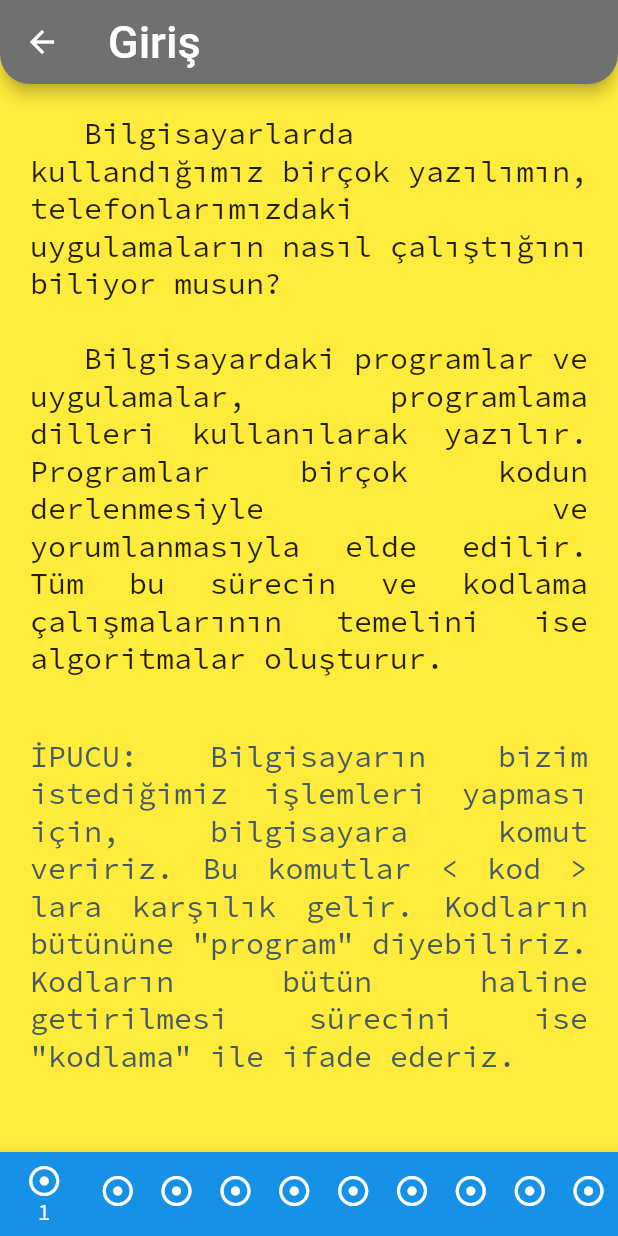
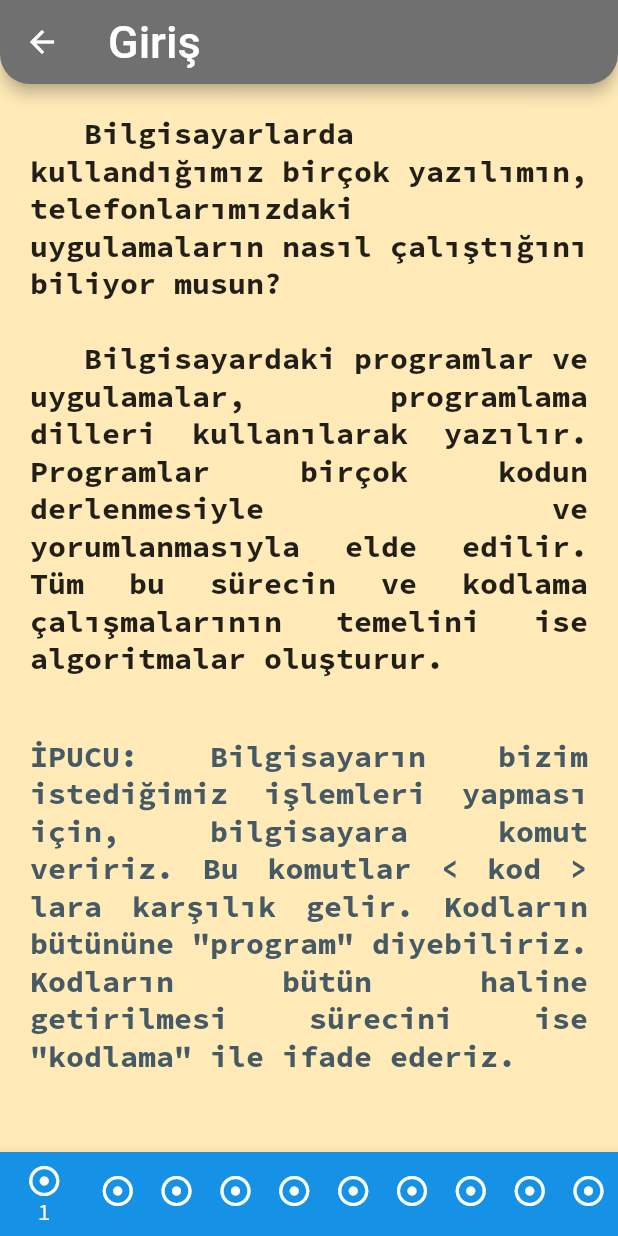
Before and after one commit to cagdaskasif/Python_Ogreniyorum, a Flutter app: the MyApp1 screen opened directly, on a phone screen of 412 x 824 dp. Run offline on Flutter 3.47's test engine with Material 2 defaults, Android fonts, the phone set to English and light mode, and no system bars; our stand-ins replace firebase_auth, google_fonts; accounts and stored records are empty.

Commit message:
arkaplan renk değiştirildi

```diff
--- a/lib/dersler/anasayfa/derslerkosulkararmain.dart
+++ b/lib/dersler/bolumler_main/giris_main.dart
@@ -1,45 +1,43 @@
 import 'package:flutter/material.dart';
-import '../kosul/kosul1.dart';
-import '../kosul/kosul2.dart';
-import '../kosul/kosul3.dart';
-import '../kosul/kosul4.dart';
-import '../kosul/kosul5.dart';
-import '../kosul/kosul6.dart';
-import '../kosul/kosul7.dart';
-import '../kosul/kosul8.dart';
-import '../kosul/kosul9.dart';
-import '../kosul/kosul10.dart';
+import '../giris/giris1.dart';
+import '../giris/giris2.dart';
+import '../giris/giris3.dart';
+import '../giris/giris4.dart';
+import '../giris/giris5.dart';
+import '../giris/giris6.dart';
+import '../giris/giris7.dart';
+import '../giris/giris8.dart';
+import '../giris/giris9.dart';
+import '../giris/giris10.dart';
 
-class MyApp4 extends StatefulWidget {
+class MyApp1 extends StatefulWidget {
   @override
-  State<StatefulWidget> createState() {
-    return MyApp4State();
-  }
+  State<StatefulWidget> createState() => MyApp1State();
 }
 
-class MyApp4State extends State<MyApp4> {
+class MyApp1State extends State<MyApp1> {
   int selectedPage = 0;
   final _pageOptions = [
-    kosul1(),
-    kosul2(),
-    kosul3(),
-    kosul4(),
-    kosul5(),
-    kosul6(),
-    kosul7(),
-    kosul8(),
-    kosul9(),
-    kosul10()
+    giris1(),
+    giris2(),
+    giris3(),
+    giris4(),
+    giris5(),
+    giris6(),
+    giris7(),
+    giris8(),
+    giris9(),
+    giris10(),
   ];
 
   @override
   Widget build(BuildContext context) {
     return Scaffold(
-      backgroundColor: Color.fromARGB(255, 255, 235, 59),
+      backgroundColor: Color.fromARGB(255, 255, 234, 184),
       appBar: AppBar(
         title: Text(
-          ("Koşul Karar Yapıları"),
-          style: TextStyle(fontSize: 30),
+          ("Giriş"),
+          style: TextStyle(fontSize: 30,),
         ),
         shape: RoundedRectangleBorder(
           borderRadius: BorderRadius.vertical(
--- a/lib/dersler/anasayfa/derslergirismain.dart
+++ b/lib/dersler/bolumler_main/kosulkarar_main.dart
@@ -1,33 +1,35 @@
 import 'package:flutter/material.dart';
-import '../giris/giris1.dart';
-import '../giris/giris2.dart';
-import '../giris/giris3.dart';
-import '../giris/giris4.dart';
-import '../giris/giris5.dart';
-import '../giris/giris6.dart';
-import '../giris/giris7.dart';
-import '../giris/giris8.dart';
-import '../giris/giris9.dart';
-import '../giris/giris10.dart';
+import '../kosul/kosul1.dart';
+import '../kosul/kosul2.dart';
+import '../kosul/kosul3.dart';
+import '../kosul/kosul4.dart';
+import '../kosul/kosul5.dart';
+import '../kosul/kosul6.dart';
+import '../kosul/kosul7.dart';
+import '../kosul/kosul8.dart';
+import '../kosul/kosul9.dart';
+import '../kosul/kosul10.dart';
 
-class MyApp1 extends StatefulWidget {
+class MyApp4 extends StatefulWidget {
   @override
-  State<StatefulWidget> createState() => MyApp1State();
+  State<StatefulWidget> createState() {
+    return MyApp4State();
+  }
 }
 
-class MyApp1State extends State<MyApp1> {
+class MyApp4State extends State<MyApp4> {
   int selectedPage = 0;
   final _pageOptions = [
-    giris1(),
-    giris2(),
-    giris3(),
-    giris4(),
-    giris5(),
-    giris6(),
-    giris7(),
-    giris8(),
-    giris9(),
-    giris10(),
+    kosul1(),
+    kosul2(),
+    kosul3(),
+    kosul4(),
+    kosul5(),
+    kosul6(),
+    kosul7(),
+    kosul8(),
+    kosul9(),
+    kosul10()
   ];
 
   @override
@@ -36,7 +38,7 @@ class MyApp1State extends State<MyApp1> {
       backgroundColor: Color.fromARGB(255, 255, 235, 59),
       appBar: AppBar(
         title: Text(
-          ("Giriş"),
+          ("Koşul Karar Yapıları"),
           style: TextStyle(fontSize: 30),
         ),
         shape: RoundedRectangleBorder(
--- a/lib/dersler/giris/giris1.dart
+++ b/lib/dersler/giris/giris1.dart
@@ -3,9 +3,7 @@ import 'package:flutter/material.dart';
 class giris1 extends StatelessWidget {
   @override
   Widget build(BuildContext context) {
-    return Scaffold(
-      backgroundColor: Color.fromARGB(255, 255, 235, 59),
-      body: SingleChildScrollView(
+    return SingleChildScrollView(
       child: Column(
         children: <Widget>[
           Container(
@@ -16,7 +14,7 @@ class giris1 extends StatelessWidget {
               '   Bilgisayardaki programlar ve uygulamalar, programlama dilleri kullanılarak yazılır. '
               'Programlar birçok kodun derlenmesiyle ve yorumlanmasıyla elde edilir. '
               'Tüm bu sürecin ve kodlama çalışmalarının temelini ise algoritmalar oluşturur.',
-                //style: TextStyle(fontSize: 24),
+              style: TextStyle(fontWeight: FontWeight.bold),
               textAlign: TextAlign.justify,
             ),
           ),
@@ -28,14 +26,12 @@ class giris1 extends StatelessWidget {
               'Kodların bütününe "program" diyebiliriz. Kodların bütün haline getirilmesi '
               'sürecini ise "kodlama" ile ifade ederiz.',
               style: TextStyle(
-                  color: Colors.blueGrey.shade700,
-                ),
+                  color: Colors.blueGrey.shade700, fontWeight: FontWeight.bold),
               textAlign: TextAlign.justify,
             ),
           ),
         ],
       ),
-      ),
     );
   }
 }
--- a/lib/dersler/giris/giris10.dart
+++ b/lib/dersler/giris/giris10.dart
@@ -3,9 +3,7 @@ import 'package:flutter/material.dart';
 class giris10 extends StatelessWidget {
   @override
   Widget build(BuildContext context) {
-    return Scaffold(
-      backgroundColor: Color.fromARGB(255, 255, 235, 59),
-      body: SingleChildScrollView(
+    return SingleChildScrollView(
       child: Column(
         children: <Widget>[
           Container(
@@ -56,7 +54,6 @@ class giris10 extends StatelessWidget {
           ),
         ],
       ),
-      ),
     );
   }
 }
--- a/lib/dersler/giris/giris3.dart
+++ b/lib/dersler/giris/giris3.dart
@@ -3,9 +3,7 @@ import 'package:flutter/material.dart';
 class giris3 extends StatelessWidget {
   @override
   Widget build(BuildContext context) {
-    return Scaffold(
-      backgroundColor: Color.fromARGB(255, 255, 235, 59),
-      body: SingleChildScrollView(
+    return SingleChildScrollView(
       child: Column(
         children: <Widget>[
           Container(
@@ -32,7 +30,6 @@ class giris3 extends StatelessWidget {
           ),
         ],
       ),
-      ),
     );
   }
 }
--- a/lib/dersler/giris/giris4.dart
+++ b/lib/dersler/giris/giris4.dart
@@ -3,9 +3,7 @@ import 'package:flutter/material.dart';
 class giris4 extends StatelessWidget {
   @override
   Widget build(BuildContext context) {
-    return Scaffold(
-      backgroundColor: Color.fromARGB(255, 255, 235, 59),
-      body: SingleChildScrollView(
+    return SingleChildScrollView(
       child: Column(
         crossAxisAlignment: CrossAxisAlignment.start,
         children: <Widget>[
@@ -42,7 +40,6 @@ class giris4 extends StatelessWidget {
           ),
         ],
       ),
-      ),
     );
   }
 }
--- a/lib/dersler/giris/giris5.dart
+++ b/lib/dersler/giris/giris5.dart
@@ -3,9 +3,7 @@ import 'package:flutter/material.dart';
 class giris5 extends StatelessWidget {
   @override
   Widget build(BuildContext context) {
-    return Scaffold(
-      backgroundColor: Color.fromARGB(255, 255, 235, 59),
-      body: SingleChildScrollView(
+    return SingleChildScrollView(
       child: Column(
         crossAxisAlignment: CrossAxisAlignment.start,
         children: <Widget>[
@@ -47,7 +45,6 @@ class giris5 extends StatelessWidget {
           ),
         ],
       ),
-      ),
     );
   }
 }
--- a/lib/dersler/giris/giris6.dart
+++ b/lib/dersler/giris/giris6.dart
@@ -3,9 +3,7 @@ import 'package:flutter/material.dart';
 class giris6 extends StatelessWidget {
   @override
   Widget build(BuildContext context) {
-    return Scaffold(
-      backgroundColor: Color.fromARGB(255, 255, 235, 59),
-      body: SingleChildScrollView(
+    return SingleChildScrollView(
       child: Column(
         children: <Widget>[
           Container(
@@ -41,7 +39,6 @@ class giris6 extends StatelessWidget {
           ),
         ],
       ),
-      ),
     );
   }
 }
--- a/lib/dersler/giris/giris7.dart
+++ b/lib/dersler/giris/giris7.dart
@@ -3,9 +3,7 @@ import 'package:flutter/material.dart';
 class giris7 extends StatelessWidget {
   @override
   Widget build(BuildContext context) {
-    return Scaffold(
-      backgroundColor: Color.fromARGB(255, 255, 235, 59),
-      body: SingleChildScrollView(
+    return SingleChildScrollView(
       child: Column(
         children: <Widget>[
           Container(
@@ -50,7 +48,6 @@ class giris7 extends StatelessWidget {
           ),
         ],
       ),
-      ),
     );
   }
 }
--- a/lib/dersler/giris/giris8.dart
+++ b/lib/dersler/giris/giris8.dart
@@ -3,9 +3,7 @@ import 'package:flutter/material.dart';
 class giris8 extends StatelessWidget {
   @override
   Widget build(BuildContext context) {
-    return Scaffold(
-      backgroundColor: Color.fromARGB(255, 255, 235, 59),
-      body: SingleChildScrollView(
+    return SingleChildScrollView(
       child: Column(
         children: <Widget>[
           Container(
@@ -34,7 +32,6 @@ class giris8 extends StatelessWidget {
           ),
         ],
       ),
-      ),
     );
   }
 }
--- a/lib/dersler/giris/giris9.dart
+++ b/lib/dersler/giris/giris9.dart
@@ -3,9 +3,7 @@ import 'package:flutter/material.dart';
 class giris9 extends StatelessWidget {
   @override
   Widget build(BuildContext context) {
-    return Scaffold(
-      backgroundColor: Color.fromARGB(255, 255, 235, 59),
-      body: SingleChildScrollView(
+    return SingleChildScrollView(
       child: Column(
         children: <Widget>[
           Container(
@@ -29,7 +27,6 @@ class giris9 extends StatelessWidget {
           ),
         ],
       ),
-      ),
     );
   }
 }
--- a/lib/dersler/veri/veri1.dart
+++ b/lib/dersler/veri/veri1.dart
@@ -3,9 +3,7 @@ import 'package:flutter/material.dart';
 class veri1 extends StatelessWidget {
   @override
   Widget build(BuildContext context) {
-    return Scaffold(
-      backgroundColor: Color.fromARGB(255, 255, 235, 59),
-      body: SingleChildScrollView(
+    return SingleChildScrollView(
       child: Column(
         crossAxisAlignment: CrossAxisAlignment.start,
         children: <Widget>[
@@ -41,7 +39,6 @@ class veri1 extends StatelessWidget {
           ),
         ],
       ),
-      ),
     );
   }
 }
--- a/lib/homeScreen.dart
+++ b/lib/homeScreen.dart
@@ -20,6 +20,7 @@ class _homeScreenState extends State<homeScreen> {
 
     return Scaffold(
         backgroundColor: Color.fromARGB(255, 255, 235, 59),
+
         appBar: AppBar(
           title: Center(
             child: Text(
--- a/lib/main.dart
+++ b/lib/main.dart
@@ -1,6 +1,6 @@
 import 'package:flutter/material.dart';
 import 'package:google_fonts/google_fonts.dart';
-import 'dersler/giris/bolumler.dart';
+import 'dersler/bolumler_main/ana_basliklar.dart';
 import 'homeScreen.dart';
 import 'kullanici_girisi.dart';
 import 'kurulum/kurulum.dart';
```
Also changed, not shown: lib/dersler/bolumler_main/ana_basliklar.dart (renamed from lib/dersler/giris/bolumler.dart, +5 -6 lines), lib/dersler/giris/giris2.dart (+4 -5 lines), lib/dersler/kosul/kosul1.dart (+5 -3 lines), lib/dersler/bolumler_main/degiskenler_main.dart (renamed from lib/dersler/anasayfa/derslerdegiskenlermain.dart), lib/dersler/bolumler_main/dongu_main.dart (renamed from lib/dersler/anasayfa/derslerdongumain.dart), lib/dersler/bolumler_main/veritipleri_main.dart (renamed from lib/dersler/anasayfa/derslerveritiplerimain.dart). Lines whose indentation alone changed are shown as unchanged.
